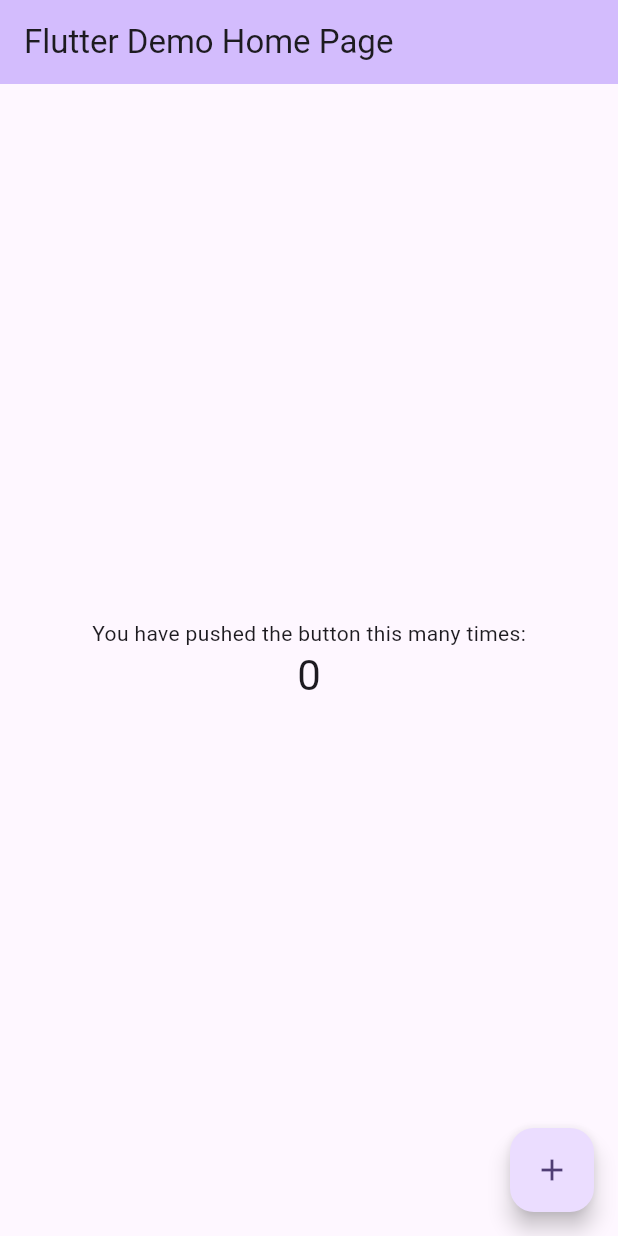
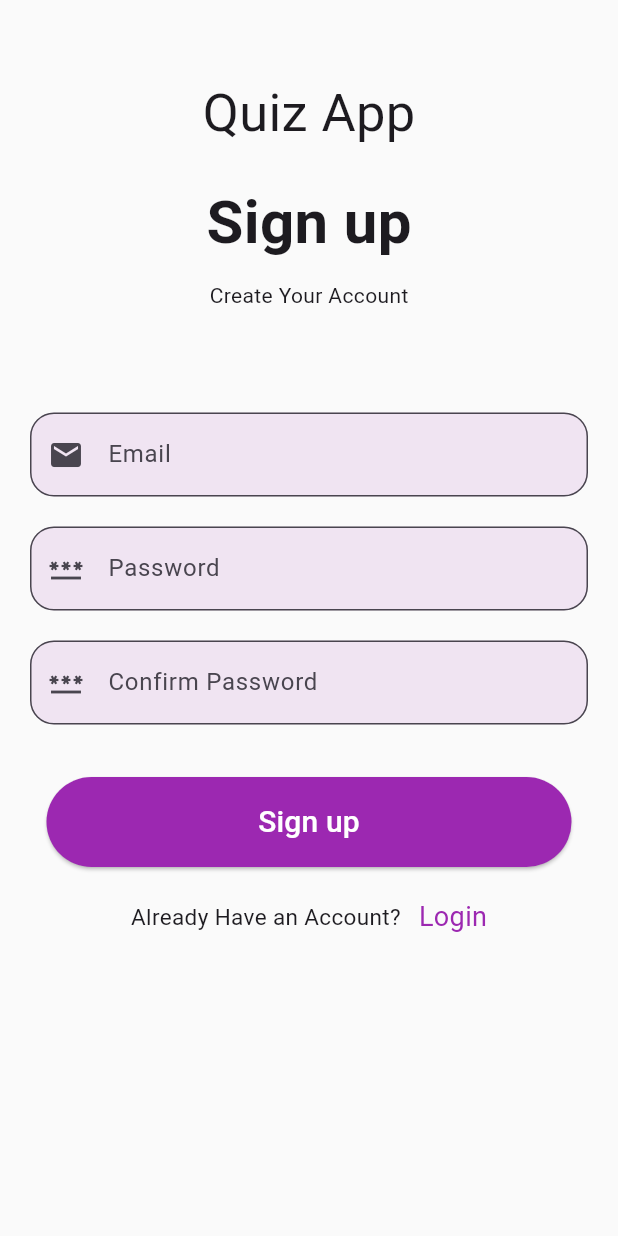
Before and after one commit to AhmedHelmy18/quiz-app, a Flutter app: the screen it shows after launch, on a phone screen of 412 x 824 dp. Run offline on Flutter 3.47's test engine with Material 3 defaults, Android fonts, the phone set to English and light mode, and no system bars; Roboto replaces fonts that are missing (pacifico).

Commit message:
create signup page and some component

```diff
--- a/analysis_options.yaml
+++ b/analysis_options.yaml
@@ -7,7 +7,7 @@
 
 # The following line activates a set of recommended lints for Flutter apps,
 # packages, and plugins designed to encourage good coding practices.
-include: package:flutter_lints/flutter.yaml
+#include: package:flutter_lints/flutter.yaml
 
 linter:
   # The lint rules applied to this project can be customized in the
--- /dev/null
+++ b/lib/component/customTextField.dart
@@ -0,0 +1,39 @@
+import 'package:flutter/material.dart';
+import '../theme/theme.dart';
+
+class Customtextfield extends StatelessWidget {
+  Customtextfield(
+      {required this.IsPassword,
+      required this.image,
+      required this.text,
+      required this.controller});
+
+  String text;
+  IconData image;
+  bool IsPassword;
+  TextEditingController controller;
+
+  @override
+  Widget build(BuildContext context) {
+    return Padding(
+      padding: const EdgeInsets.symmetric(horizontal: 20 , vertical: 10),
+      child: TextField(
+        controller: controller,
+        keyboardType: TextInputType.text,
+        obscureText: IsPassword,
+        decoration: InputDecoration(
+          focusColor: Color(Secondarycolor),
+          border: OutlineInputBorder(
+            borderRadius: BorderRadius.circular(16.0),
+          ),
+          fillColor: Color(Secondarycolor),
+          // Set your desired background color here
+          filled: true,
+          // This needs to be true to apply the background color,
+          prefixIcon: Icon(image),
+          label: Text(text),
+        ),
+      ),
+    );
+  }
+}
--- a/lib/main.dart
+++ b/lib/main.dart
@@ -1,125 +1,18 @@
 import 'package:flutter/material.dart';
+import 'package:quiz_app/pages/signup.dart';
 
 void main() {
-  runApp(const MyApp());
+  runApp(const QuizApp());
 }
 
-class MyApp extends StatelessWidget {
-  const MyApp({super.key});
+class QuizApp extends StatelessWidget {
+  const QuizApp({super.key});
 
-  // This widget is the root of your application.
   @override
   Widget build(BuildContext context) {
     return MaterialApp(
-      title: 'Flutter Demo',
-      theme: ThemeData(
-        // This is the theme of your application.
-        //
-        // TRY THIS: Try running your application with "flutter run". You'll see
-        // the application has a purple toolbar. Then, without quitting the app,
-        // try changing the seedColor in the colorScheme below to Colors.green
-        // and then invoke "hot reload" (save your changes or press the "hot
-        // reload" button in a Flutter-supported IDE, or press "r" if you used
-        // the command line to start the app).
-        //
-        // Notice that the counter didn't reset back to zero; the application
-        // state is not lost during the reload. To reset the state, use hot
-        // restart instead.
-        //
-        // This works for code too, not just values: Most code changes can be
-        // tested with just a hot reload.
-        colorScheme: ColorScheme.fromSeed(seedColor: Colors.deepPurple),
-        useMaterial3: true,
-      ),
-      home: const MyHomePage(title: 'Flutter Demo Home Page'),
+      debugShowCheckedModeBanner: false,
+      home: Signup(),
     );
   }
 }
-
-class MyHomePage extends StatefulWidget {
-  const MyHomePage({super.key, required this.title});
-
-  // This widget is the home page of your application. It is stateful, meaning
-  // that it has a State object (defined below) that contains fields that affect
-  // how it looks.
-
-  // This class is the configuration for the state. It holds the values (in this
-  // case the title) provided by the parent (in this case the App widget) and
-  // used by the build method of the State. Fields in a Widget subclass are
-  // always marked "final".
-
-  final String title;
-
-  @override
-  State<MyHomePage> createState() => _MyHomePageState();
-}
-
-class _MyHomePageState extends State<MyHomePage> {
-  int _counter = 0;
-
-  void _incrementCounter() {
-    setState(() {
-      // This call to setState tells the Flutter framework that something has
-      // changed in this State, which causes it to rerun the build method below
-      // so that the display can reflect the updated values. If we changed
-      // _counter without calling setState(), then the build method would not be
-      // called again, and so nothing would appear to happen.
-      _counter++;
-    });
-  }
-
-  @override
-  Widget build(BuildContext context) {
-    // This method is rerun every time setState is called, for instance as done
-    // by the _incrementCounter method above.
-    //
-    // The Flutter framework has been optimized to make rerunning build methods
-    // fast, so that you can just rebuild anything that needs updating rather
-    // than having to individually change instances of widgets.
-    return Scaffold(
-      appBar: AppBar(
-        // TRY THIS: Try changing the color here to a specific color (to
-        // Colors.amber, perhaps?) and trigger a hot reload to see the AppBar
-        // change color while the other colors stay the same.
-        backgroundColor: Theme.of(context).colorScheme.inversePrimary,
-        // Here we take the value from the MyHomePage object that was created by
-        // the App.build method, and use it to set our appbar title.
-        title: Text(widget.title),
-      ),
-      body: Center(
-        // Center is a layout widget. It takes a single child and positions it
-        // in the middle of the parent.
-        child: Column(
-          // Column is also a layout widget. It takes a list of children and
-          // arranges them vertically. By default, it sizes itself to fit its
-          // children horizontally, and tries to be as tall as its parent.
-          //
-          // Column has various properties to control how it sizes itself and
-          // how it positions its children. Here we use mainAxisAlignment to
-          // center the children vertically; the main axis here is the vertical
-          // axis because Columns are vertical (the cross axis would be
-          // horizontal).
-          //
-          // TRY THIS: Invoke "debug painting" (choose the "Toggle Debug Paint"
-          // action in the IDE, or press "p" in the console), to see the
-          // wireframe for each widget.
-          mainAxisAlignment: MainAxisAlignment.center,
-          children: <Widget>[
-            const Text(
-              'You have pushed the button this many times:',
-            ),
-            Text(
-              '$_counter',
-              style: Theme.of(context).textTheme.headlineMedium,
-            ),
-          ],
-        ),
-      ),
-      floatingActionButton: FloatingActionButton(
-        onPressed: _incrementCounter,
-        tooltip: 'Increment',
-        child: const Icon(Icons.add),
-      ), // This trailing comma makes auto-formatting nicer for build methods.
-    );
-  }
-}
--- /dev/null
+++ b/lib/pages/signup.dart
@@ -0,0 +1,129 @@
+import 'package:flutter/material.dart';
+import '../component/customTextField.dart';
+import '../component/error.dart';
+import '../theme/theme.dart';
+
+class Signup extends StatefulWidget {
+  Signup({super.key});
+
+  @override
+  State<Signup> createState() => _SignupState();
+}
+
+class _SignupState extends State<Signup> {
+  String error = '';
+
+  TextEditingController emailController = TextEditingController();
+
+  TextEditingController passwordController = TextEditingController();
+
+  TextEditingController confirmPasswordController = TextEditingController();
+
+  @override
+  Widget build(BuildContext context) {
+    return Scaffold(
+      backgroundColor: Color(bgcolor),
+      body: SingleChildScrollView(
+        child: Column(
+          children: [
+            SizedBox(
+              height: 50,
+            ),
+            Center(
+              child: Text(
+                'Quiz App',
+                style: TextStyle(
+                  fontSize: 35,
+                  fontFamily: 'pacifico',
+                ),
+              ),
+            ),
+            SizedBox(
+              height: 20,
+            ),
+            Text(
+              'Sign up',
+              style: TextStyle(
+                fontSize: 40,
+                fontWeight: FontWeight.bold,
+              ),
+            ),
+            SizedBox(
+              height: 10,
+            ),
+            Text('Create Your Account'),
+            SizedBox(
+              height: 30,
+            ),
+            error.length > 0
+                ? Errorwidget(content: error)
+                : SizedBox(height: 0),
+            SizedBox(
+              height: 28.0,
+            ),
+            Customtextfield(
+              IsPassword: false,
+              image: Icons.email,
+              text: 'Email',
+              controller: emailController,
+            ),
+            Customtextfield(
+              IsPassword: true,
+              image: Icons.password,
+              text: 'Password',
+              controller: passwordController,
+            ),
+            Customtextfield(
+              IsPassword: true,
+              image: Icons.password,
+              text: 'Confirm Password',
+              controller: confirmPasswordController,
+            ),
+            SizedBox(
+              height: 25,
+            ),
+            SizedBox(
+              width: 350,
+              height: 60,
+              child: ElevatedButton(
+                style: ElevatedButton.styleFrom(
+                  backgroundColor: Color(Buttoncolor),
+                ),
+                onPressed: () {},
+                child: Text(
+                  'Sign up',
+                  style: TextStyle(fontSize: 20, color: Colors.white),
+                ),
+              ),
+            ),
+            SizedBox(
+              height: 20,
+            ),
+            Row(
+              mainAxisAlignment: MainAxisAlignment.center,
+              children: [
+                Text(
+                  'Already Have an Account?   ',
+                  style: TextStyle(fontSize: 15),
+                ),
+                GestureDetector(
+                  onTap: () {
+                    // Navigator.push(context,
+                    //     MaterialPageRoute(builder: (context) => Login()));
+                  },
+                  child: Text(
+                    'Login',
+                    style: TextStyle(
+                      fontSize: 18,
+                      color: Color(Buttoncolor),
+                    ),
+                  ),
+                )
+              ],
+            ),
+          ],
+        ),
+      ),
+    );
+  }
+}
--- /dev/null
+++ b/lib/theme/theme.dart
@@ -0,0 +1,6 @@
+import 'package:flutter/material.dart';
+
+int bgcolor = 0xfffafafa;
+int Secondarycolor = 0xfff0e4f2;
+int Buttoncolor = 0xff9c28b1;
+int textcolor = 0xffb97ec3;
```
Also changed, not shown: assets/fonts/Pacifico/OFL.txt (added, +93 -0 lines), lib/component/error.dart (added, +41 -0 lines), pubspec.yaml (+8 -8 lines), assets/fonts/Pacifico/Pacifico-Regular.ttf (added), 1 other file.
